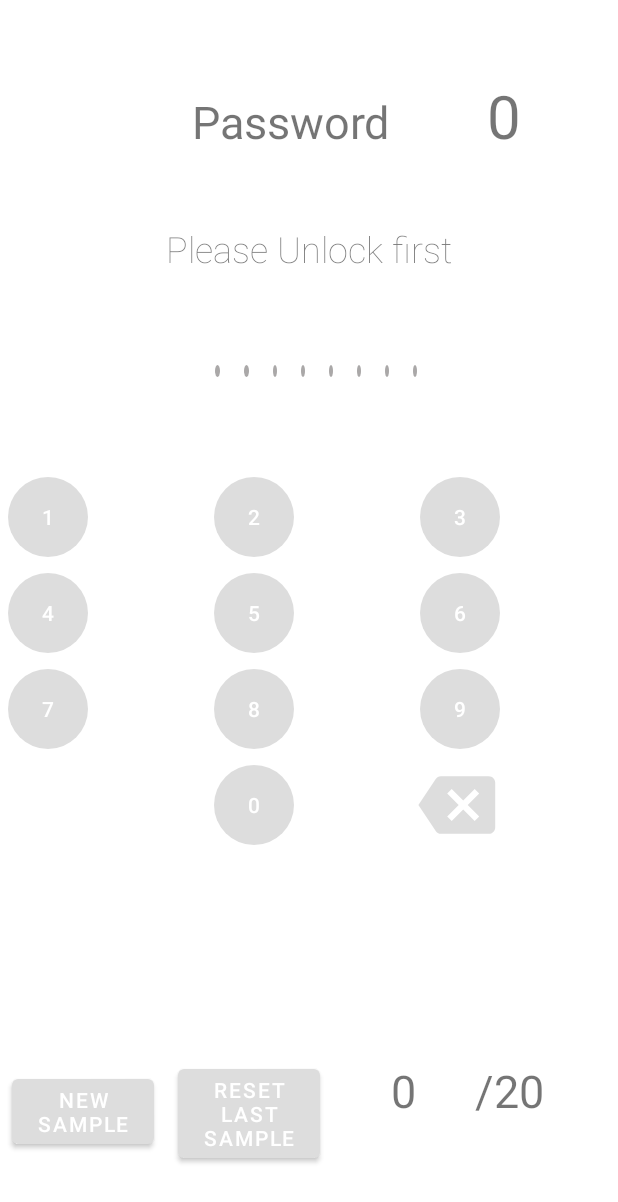
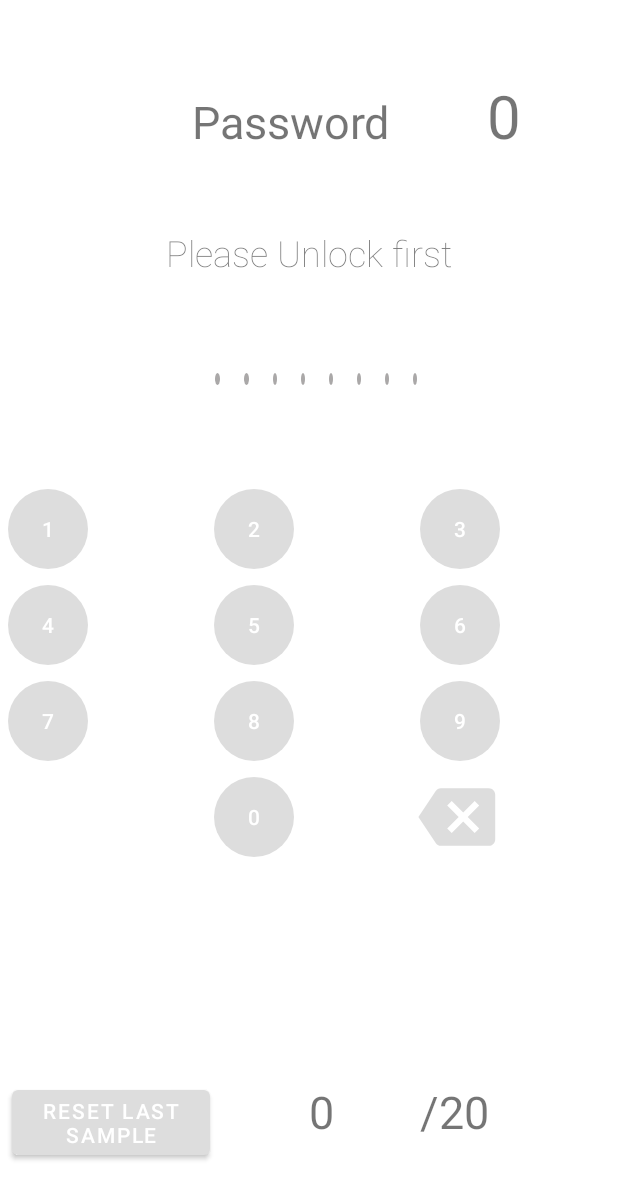
Before and after one commit to sidneyaguirre/bioauthentication, an Android app: the LockActivity screen opened directly, with no data from a screen before it, after a tap on "RESET LAST SAMPLE", on a phone screen of 412 x 824 dp. Shown: the top 1202 px of the screen. Run offline under Robolectric (Android 15) with nearby library versions, the phone set to English and light mode, and no system bars; our stand-ins replace Firebase (no records; nobody signed in at launch, a user with empty details on screens opened directly); 2 statements that could not run were skipped.

Commit message:
remove save sample

```diff
--- a/app/src/main/java/com/example/bioauthentication/pin/LockActivity.java
+++ b/app/src/main/java/com/example/bioauthentication/pin/LockActivity.java
@@ -78,16 +78,17 @@ public class LockActivity extends AppCompatActivity {
             @Override
             public void onClick(View v) {
                 lockPins = new ArrayList<>();
+                mIndicatorDots.updateDot(lockPins.size());
             }
         });
 
-        Button newSampleBtn = findViewById(R.id.new_sample_btn);
-        newSampleBtn.setOnClickListener(new View.OnClickListener() {
-            @Override
-            public void onClick(View v) {
-
-            }
-        });
+//        Button newSampleBtn = findViewById(R.id.new_sample_btn);
+//        newSampleBtn.setOnClickListener(new View.OnClickListener() {
+//            @Override
+//            public void onClick(View v) {
+//
+//            }
+//        });
 
         LockPinAdapter adapter = new LockPinAdapter();
         LockPinAdapter.OnNumberClickListener onNumberClickListener =
--- a/app/src/main/res/layout/activity_lock.xml
+++ b/app/src/main/res/layout/activity_lock.xml
@@ -103,15 +103,6 @@
         android:gravity="center_horizontal">
 
         <com.google.android.material.button.MaterialButton
-            android:id="@+id/new_sample_btn"
-            android:layout_width="0dp"
-            android:layout_height="wrap_content"
-            android:layout_marginEnd="8dp"
-            android:layout_marginStart="8dp"
-            android:layout_weight="1"
-            android:text="@string/new_sample" />
-
-        <com.google.android.material.button.MaterialButton
             android:id="@+id/reset_sample_btn"
             android:layout_width="0dp"
             android:layout_height="wrap_content"
```
